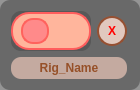
Old version of the form package/harmony20/BirdoPack/ui/BD_EnableDisableFXNodes.ui in the repository otmbneto/BirdoApp.
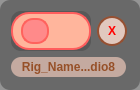
New version of the form.

Commit message: update do display do nome do rig no show hide fx nodes

Diff of the .ui file:
```diff
--- a/package/harmony20/BirdoPack/ui/BD_EnableDisableFXNodes.ui
+++ b/package/harmony20/BirdoPack/ui/BD_EnableDisableFXNodes.ui
@@ -148,6 +148,24 @@
    </item>
    <item row="1" column="0" colspan="2">
     <widget class="QLabel" name="label">
+     <property name="sizePolicy">
+      <sizepolicy hsizetype="Fixed" vsizetype="Fixed">
+       <horstretch>0</horstretch>
+       <verstretch>0</verstretch>
+      </sizepolicy>
+     </property>
+     <property name="minimumSize">
+      <size>
+       <width>115</width>
+       <height>18</height>
+      </size>
+     </property>
+     <property name="maximumSize">
+      <size>
+       <width>115</width>
+       <height>20</height>
+      </size>
+     </property>
      <property name="font">
       <font>
        <weight>75</weight>
@@ -162,7 +180,7 @@
 }</string>
      </property>
      <property name="text">
-      <string>Rig_Name</string>
+      <string>Rig_Name...dio8</string>
      </property>
      <property name="alignment">
       <set>Qt::AlignCenter</set>
```
The commit also changes 1 other file.
